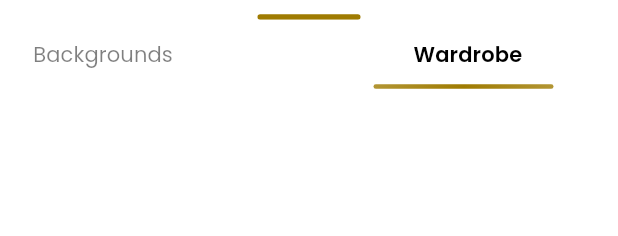
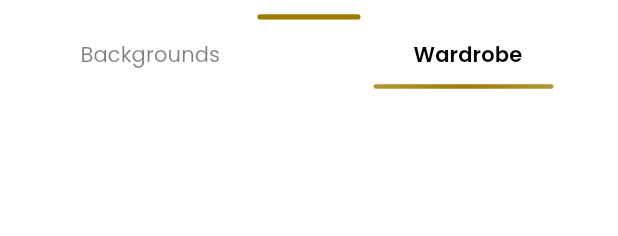
Before and after one commit to daniyalqamar1007/fitlit_app, a Flutter app: the BackgroundSelectionSheet widget shown alone on an empty page, opened directly with empty values, tab 2 chosen, on a phone screen of 412 x 824 dp. Shown: the top 236 px of the screen. Run offline on Flutter 3.47's test engine with Material 3 defaults, Android fonts, the light colour scheme and no system bars; our stand-ins replace cached_network_image, connectivity_plus, curved_navigation_bar, dio, flutter_screenutil, font_awesome_flutter and 8 more; accounts and stored records are empty; generated files the repository leaves out were written again; network calls fail.

```diff
--- a/lib/view/Screens/Dashboard/selectbackground.dart
+++ b/lib/view/Screens/Dashboard/selectbackground.dart
@@ -1514,7 +1514,7 @@ print(image?.path);
               ),
               tabs: [
                 Padding(
-                  padding: EdgeInsets.only(right: Responsive.width(60)), // Right space for first tab
+                  padding: EdgeInsets.only(right: Responsive.width(5)), // Right space for first tab
                   child: Tab(text: localizations.backgrounds),
                 ),
                 Padding(
--- a/lib/view/Screens/Dashboard/social_media.dart
+++ b/lib/view/Screens/Dashboard/social_media.dart
@@ -456,7 +456,7 @@ class _SocialMediaProfileState extends State<SocialMediaProfile> {
 
           GestureDetector(
             onTap: (){
-              Navigator.pushNamed(context, '/addfriend');
+              // Navigator.pushNamed(context, '/addfriend');
             },
             child: Container(
               padding: EdgeInsets.symmetric(
@@ -804,7 +804,7 @@ class _SocialMediaProfileState extends State<SocialMediaProfile> {
                 ),
                 GestureDetector(
                   onTap: (){
-                    Navigator.pushNamed(context, AppRoutes.addfriend);
+                    // Navigator.pushNamed(context, AppRoutes.addfriend);
                   },
                   child: Text(
                     "See all",
```
